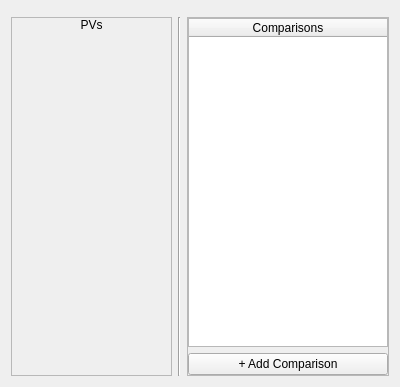
Old version of the form atef/ui/pv_configuration_page.ui in the repository pcdshub/atef.
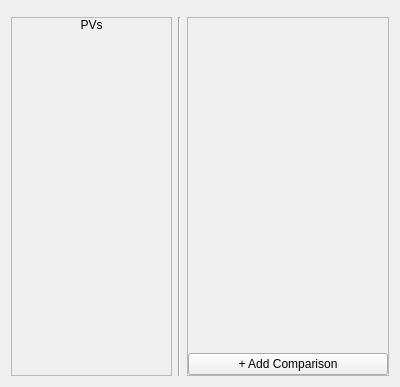
New version of the form.

Commit message: MNT: apply PagedTableWidget to PV, Tool pages.  Clean up formatting on PagedTableWidget

```diff
--- a/atef/ui/pv_configuration_page.ui
+++ b/atef/ui/pv_configuration_page.ui
@@ -144,25 +144,7 @@
          <number>0</number>
         </property>
         <item>
-         <widget class="QTableWidget" name="comparisons_table">
-          <property name="sizePolicy">
-           <sizepolicy hsizetype="Expanding" vsizetype="Expanding">
-            <horstretch>0</horstretch>
-            <verstretch>0</verstretch>
-           </sizepolicy>
-          </property>
-          <attribute name="horizontalHeaderStretchLastSection">
-           <bool>true</bool>
-          </attribute>
-          <attribute name="verticalHeaderVisible">
-           <bool>false</bool>
-          </attribute>
-          <column>
-           <property name="text">
-            <string>Comparisons</string>
-           </property>
-          </column>
-         </widget>
+         <widget class="QWidget" name="comparisons_table_placeholder" native="true"/>
         </item>
         <item>
          <widget class="QPushButton" name="add_comparison_button">
```
The commit also changes 5 other files.
